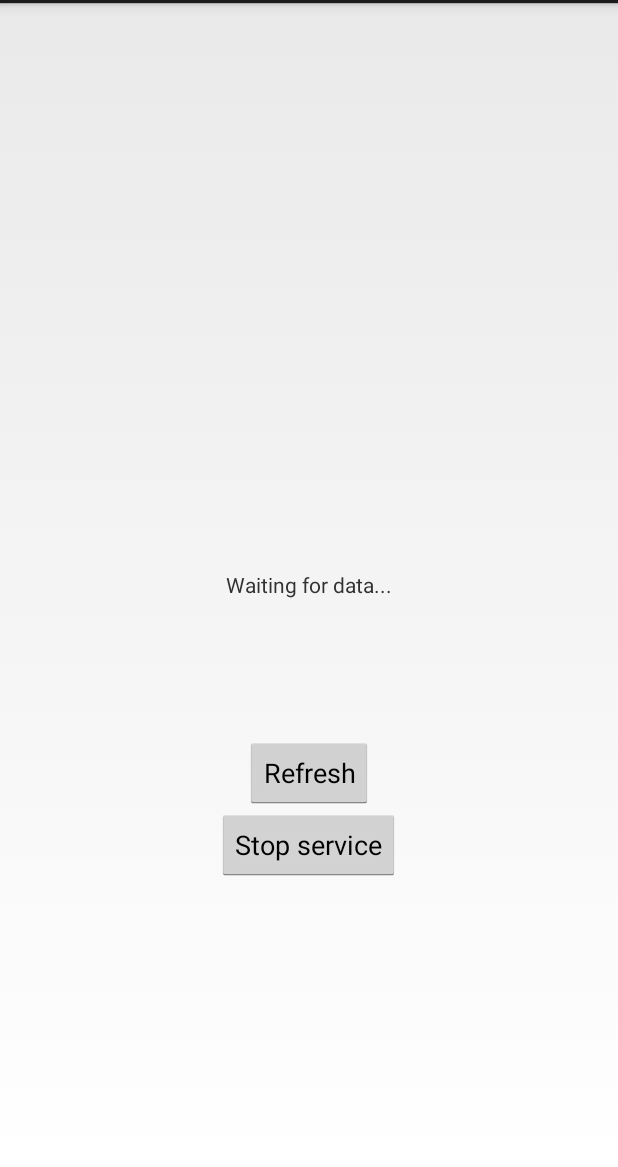
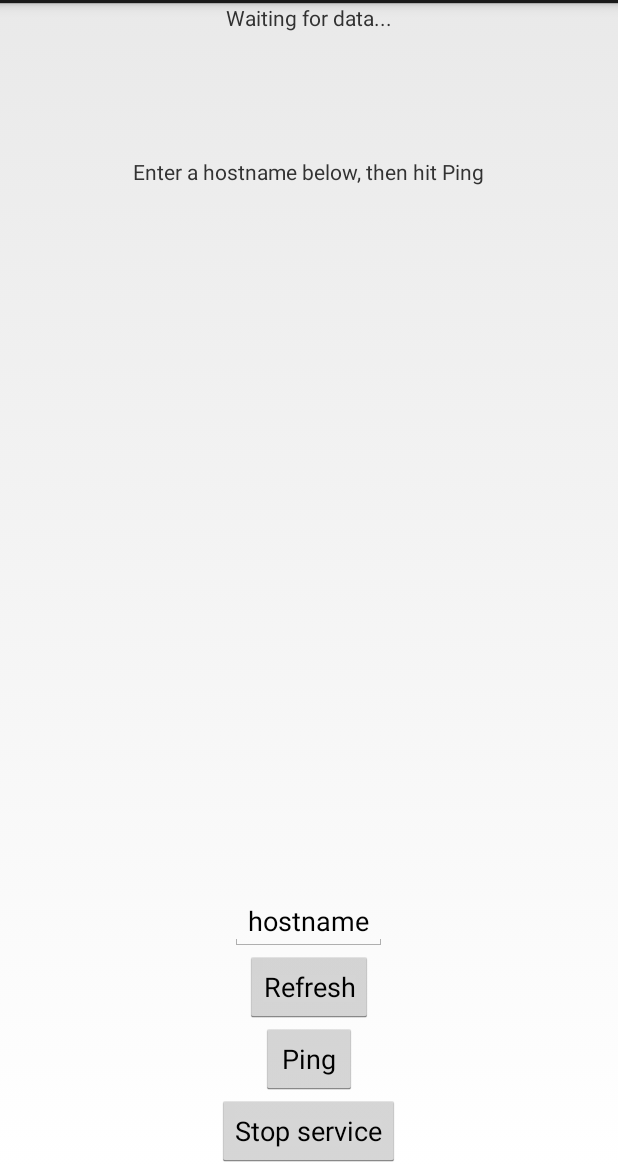
Before and after one commit to andrewazores/Capstone, an Android app: the screen it shows after launch (CapstoneLocationActivity), after a tap on "Refresh", on a phone screen of 412 x 824 dp, the part 69-1236 px from its top. Run offline under Robolectric (Android 15) with nearby library versions, the phone set to English and light mode, and no system bars; 1 statement that could not run was skipped.

Commit message:
Implemented Volley requests for manually input hosts
Added EditText widget and Ping button. Entering a
hostname into the EditText allows for the Ping
button to update a new TextView with the DeviceInfo
for a remote host. Volley makes the request and
NanoHTTPD replies. The LocationService returns the
callback with the expected DeviceInfo object rather
than a raw string (performs the JSON conversion
itself)

```diff
--- a/LocationTracker/src/main/java/ca/mcmaster/capstone/CapstoneLocationActivity.java
+++ b/LocationTracker/src/main/java/ca/mcmaster/capstone/CapstoneLocationActivity.java
@@ -2,42 +2,27 @@ package ca.mcmaster.capstone;
 
 import android.app.Activity;
 import android.content.ComponentName;
-import android.content.Context;
 import android.content.Intent;
 import android.content.ServiceConnection;
-import android.hardware.Sensor;
-import android.hardware.SensorManager;
-import android.location.Location;
-import android.location.LocationListener;
-import android.location.LocationManager;
-import android.location.LocationProvider;
-import android.net.wifi.WifiManager;
-import android.os.Binder;
 import android.os.Bundle;
 import android.os.IBinder;
-import android.text.format.Formatter;
 import android.util.Log;
-import android.view.Menu;
-import android.view.MenuItem;
 import android.view.View;
 import android.widget.Button;
-import android.widget.TableLayout;
-import android.widget.TableRow;
+import android.widget.EditText;
 import android.widget.TextView;
 import android.widget.Toast;
 import com.google.gson.Gson;
 
-import java.text.SimpleDateFormat;
-import java.util.ArrayList;
-import java.util.Date;
-import java.util.List;
+public class CapstoneLocationActivity extends Activity implements UpdateCallbackReceiver<DeviceInfo> {
 
-public class CapstoneLocationActivity extends Activity {
-
-    protected TextView jsonTextView;
+    protected TextView jsonTextView, peerTextView;
+    protected EditText hostnameTextField;
     private CapstoneLocationService capstoneLocationService;
+    private final Gson gson = new Gson();
     private final LocationServiceConnection serviceConnection = new LocationServiceConnection();
     public static final Intent SERVICE_INTENT = new Intent("ca.mcmaster.capstone.CapstoneLocationService");
+    private DeviceInfo peerInfo;
 
     @Override
     protected void onCreate(final Bundle savedInstanceState) {
@@ -46,13 +31,24 @@ public class CapstoneLocationActivity extends Activity {
         setContentView(R.layout.activity_location);
 
         jsonTextView = (TextView) findViewById(R.id.jsonTextView);
+        peerTextView = (TextView) findViewById(R.id.peerInfo);
+        hostnameTextField = (EditText) findViewById(R.id.hostnameTextField);
 
         final Button refreshButton = (Button) findViewById(R.id.refreshButton);
         refreshButton.setOnClickListener(new View.OnClickListener() {
             @Override
             public void onClick(final View v) {
                 reconnect();
-                updateUi();
+                updateSelfInfo();
+            }
+        });
+
+        final Button pingButton = (Button) findViewById(R.id.pingButton);
+        pingButton.setOnClickListener(new View.OnClickListener() {
+            @Override
+            public void onClick(final View v) {
+                capstoneLocationService.requestUpdate(CapstoneLocationActivity.this, hostnameTextField.getText().toString());
+                updateSelfInfo();
             }
         });
 
@@ -65,6 +61,12 @@ public class CapstoneLocationActivity extends Activity {
         });
 
         reconnect();
+    }
+
+    @Override
+    public void update(final DeviceInfo deviceInfo) {
+        this.peerInfo = deviceInfo;
+        updatePeerInfo();
     }
 
     private void reconnect() {
@@ -102,13 +104,23 @@ public class CapstoneLocationActivity extends Activity {
         }
     }
 
-    private void updateUi() {
+    private void updateSelfInfo() {
         if (capstoneLocationService == null) {
             Toast.makeText(this, "Service connection not established", Toast.LENGTH_LONG).show();
             log("Service connection not established");
             return;
         }
         jsonTextView.setText(capstoneLocationService.getStatusAsJson());
+        Toast.makeText(this, "Updated", Toast.LENGTH_SHORT).show();
+    }
+
+    private void updatePeerInfo() {
+        if (capstoneLocationService == null) {
+            Toast.makeText(this, "Service connection not established", Toast.LENGTH_LONG).show();
+            log("Service connection not established");
+            return;
+        }
+        peerTextView.setText(gson.toJson(peerInfo));
         Toast.makeText(this, "Updated", Toast.LENGTH_SHORT).show();
     }
 
@@ -124,7 +136,7 @@ public class CapstoneLocationActivity extends Activity {
 
             if (capstoneLocationService == null) {
                 capstoneLocationService = ((CapstoneLocationService.CapstoneLocationServiceBinder) service).getService();
-                updateUi();
+                updateSelfInfo();
             }
         }
 
--- /dev/null
+++ b/LocationTracker/src/main/java/ca/mcmaster/capstone/UpdateCallbackReceiver.java
@@ -0,0 +1,7 @@
+package ca.mcmaster.capstone;
+
+public interface UpdateCallbackReceiver<T> {
+
+    public void update(final T t);
+
+}
--- a/LocationTracker/src/main/res/layout/activity_location.xml
+++ b/LocationTracker/src/main/res/layout/activity_location.xml
@@ -8,7 +8,23 @@
         android:layout_height="wrap_content"
         android:text="@string/jsonWaitingText"
         android:id="@+id/jsonTextView"
-        android:layout_centerVertical="true"
+        android:layout_alignParentTop="true"
+        android:layout_centerHorizontal="true" />
+
+    <Button
+        android:layout_width="wrap_content"
+        android:layout_height="wrap_content"
+        android:text="@string/stopButtonLabel"
+        android:id="@+id/stopButton"
+        android:layout_alignParentBottom="true"
+        android:layout_centerHorizontal="true" />
+
+    <Button
+        android:layout_width="wrap_content"
+        android:layout_height="wrap_content"
+        android:text="@string/pingButtonLabel"
+        android:id="@+id/pingButton"
+        android:layout_above="@+id/stopButton"
         android:layout_centerHorizontal="true" />
 
     <Button
@@ -16,15 +32,25 @@
         android:layout_height="wrap_content"
         android:text="@string/refreshButtonLabel"
         android:id="@+id/refreshButton"
-        android:layout_below="@+id/jsonTextView"
-        android:layout_centerHorizontal="true"
-        android:layout_marginTop="92dp" />
+        android:layout_above="@+id/pingButton"
+        android:layout_centerHorizontal="true" />
 
-    <Button
+    <TextView
         android:layout_width="wrap_content"
         android:layout_height="wrap_content"
-        android:text="@string/stopButtonLabel"
-        android:id="@+id/stopButton"
-        android:layout_below="@+id/refreshButton"
+        android:text="@string/peerViewInitialText"
+        android:id="@+id/peerInfo"
+        android:layout_marginTop="83dp"
+        android:layout_below="@+id/jsonTextView"
         android:layout_centerHorizontal="true" />
+
+    <EditText
+        android:layout_width="wrap_content"
+        android:layout_height="wrap_content"
+        android:id="@+id/hostnameTextField"
+        android:layout_above="@+id/refreshButton"
+        android:layout_centerHorizontal="true"
+        android:text="@string/hostnameInitialText"
+        android:inputType="textUri" />
+
 </RelativeLayout>
--- a/LocationTracker/src/main/res/values/strings.xml
+++ b/LocationTracker/src/main/res/values/strings.xml
@@ -6,5 +6,8 @@
     <string name="refreshButtonLabel">Refresh</string>
     <string name="stopButtonLabel">Stop service</string>
     <string name="jsonWaitingText">Waiting for data...</string>
+    <string name="pingButtonLabel">Ping</string>
+    <string name="peerViewInitialText">Enter a hostname below, then hit Ping</string>
+    <string name="hostnameInitialText">hostname</string>
 
 </resources>
```
Also changed, not shown: LocationTracker/src/main/java/ca/mcmaster/capstone/CapstoneLocationService.java (+30 -0 lines).
